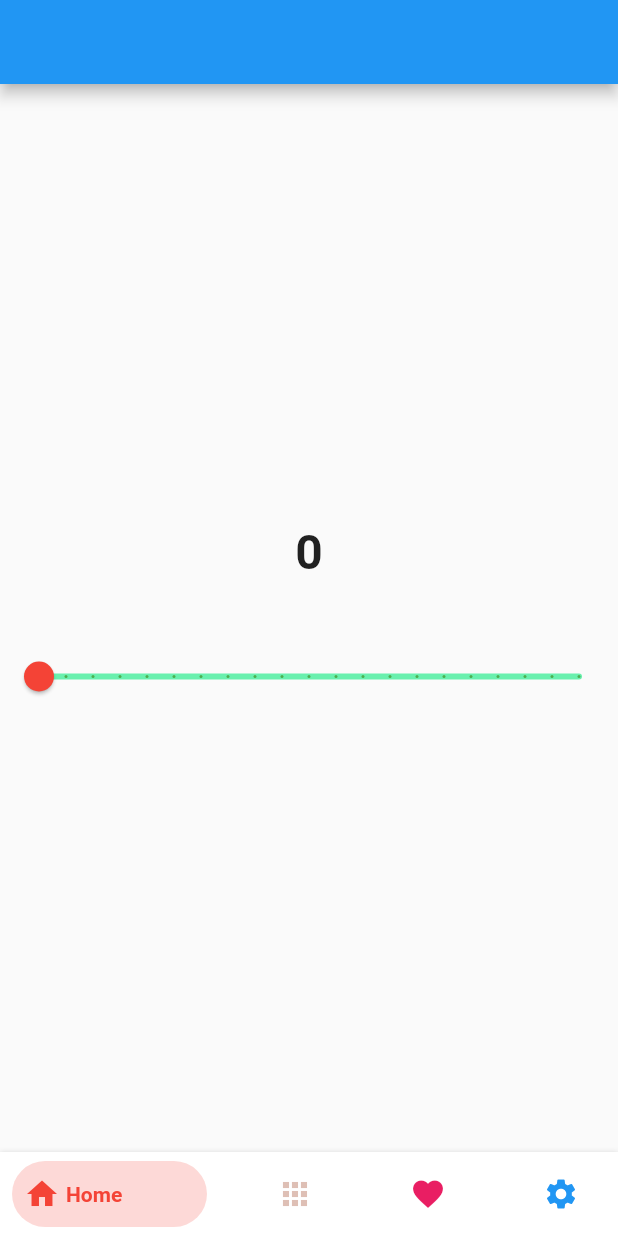
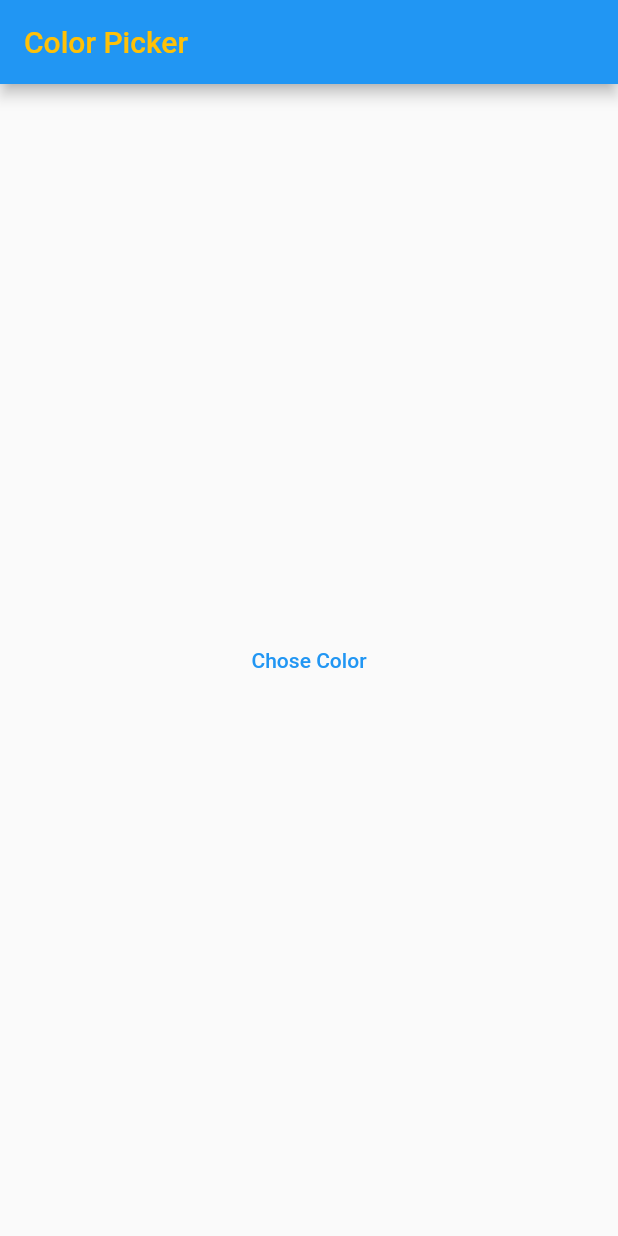
Before and after one commit to mohamed-rawash/flutter-widgets-reference, a Flutter app: the screen it shows after launch, on a phone screen of 412 x 824 dp. Run offline on Flutter 3.47's test engine with Material 2 defaults, Android fonts, the phone set to English and light mode, and no system bars; drawn by our look-alikes of bottom_navy_bar; our stand-ins replace date_picker_timeline, flutter_colorpicker, flutter_styled_toast.

Commit message:
add toast and color picker

```diff
--- a/lib/bottom_nav_bar.dart
+++ b/lib/bottom_nav_bar.dart
@@ -6,7 +6,7 @@ import 'date_picker.dart';
 import 'dropdown_button_listtile.dart';
 import 'grid_view.dart';
 
-
+//bottom_navy_bar: ^6.0.0
 class BottomNavBar extends StatefulWidget {
   const BottomNavBar({Key? key}) : super(key: key);
 
--- /dev/null
+++ b/lib/color_picker.dart
@@ -0,0 +1,44 @@
+import 'package:flutter/material.dart';
+import 'package:flutter_colorpicker/flutter_colorpicker.dart';
+
+//flutter_colorpicker: ^1.0.3
+class ColorPick extends StatefulWidget {
+  const ColorPick({Key? key}) : super(key: key);
+
+  @override
+  _ColorPickState createState() => _ColorPickState();
+}
+
+class _ColorPickState extends State<ColorPick> {
+  Color currentColor = Colors.amber;
+  List<Color> _avilableColor = [Colors.amber, Colors.cyan, Colors.cyanAccent, Colors.greenAccent];
+  @override
+  Widget build(BuildContext context) {
+    return Scaffold(
+      appBar: AppBar(title: Text('Color Picker', style: TextStyle(color: currentColor),),),
+      body: Center(
+        child: TextButton(
+          child: Text('Chose Color'),
+          onPressed: () {
+            showDialog(context: context, builder: (_) => AlertDialog(
+              backgroundColor: Colors.black.withOpacity(0.3),
+              title: Center(child: Text('Color', style: TextStyle(color: Colors.white, fontSize: 24),)),
+              content: SizedBox(
+                height: 100,
+                child: BlockPicker(
+                  pickerColor: currentColor,
+                  availableColors: _avilableColor,
+                  onColorChanged: (color){
+                    setState(() {
+                      currentColor = color;
+                    });
+                  },
+                ),
+              ),
+            ));
+          }
+        ),
+      ),
+    );
+  }
+}
--- a/lib/main.dart
+++ b/lib/main.dart
@@ -2,8 +2,11 @@ import 'package:flutter/material.dart';
 import 'package:widgets_reference/page_view_widget.dart';
 import 'package:widgets_reference/shadow_demo.dart';
 import 'package:widgets_reference/tap_bar.dart';
+import 'package:widgets_reference/toast.dart';
+
 
 import 'bottom_nav_bar.dart';
+import 'color_picker.dart';
 import 'date_picker.dart';
 import 'dropdown_button_listtile.dart';
 import 'grid_view.dart';
@@ -25,7 +28,7 @@ class MyApp extends StatelessWidget {
       theme: ThemeData(
         primarySwatch: Colors.blue,
       ),
-      home: BottomNavBar(),
+      home: ColorPick(),
     );
   }
 }
--- a/pubspec.yaml
+++ b/pubspec.yaml
@@ -37,6 +37,8 @@ dependencies:
   intl:
   date_picker_timeline: ^1.2.3
   bottom_navy_bar: ^6.0.0
+  flutter_styled_toast: ^2.0.0
+  flutter_colorpicker: ^1.0.3
 
 dev_dependencies:
   flutter_test:
```
Also changed, not shown: lib/toast.dart (added, +41 -0 lines), pubspec.lock.
